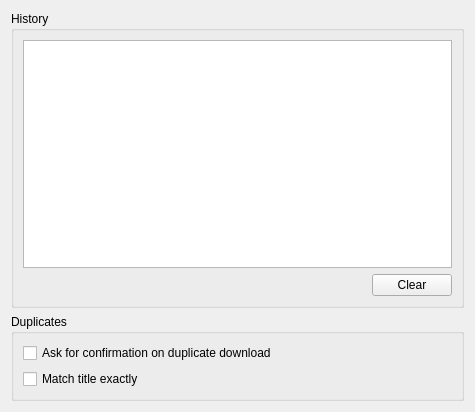
Before: the Qt Designer form app/gui/historydb.ui in ensisoft/newsflash-plus, drawn with Qt 5.
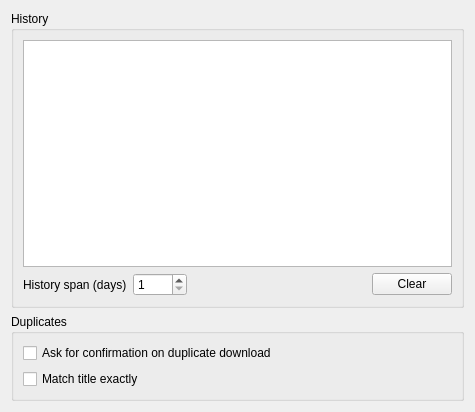
After: the same form once the commit is applied.

Commit message: Duplicate dialog details. HistoryDb day span. NZBCore duplicate checking based on filename.

The edit to the form file:
```diff
--- a/app/gui/historydb.ui
+++ b/app/gui/historydb.ui
@@ -44,6 +44,23 @@
       </item>
       <item>
        <layout class="QHBoxLayout" name="horizontalLayout">
+        <item>
+         <widget class="QLabel" name="label">
+          <property name="text">
+           <string>History span (days)</string>
+          </property>
+         </widget>
+        </item>
+        <item>
+         <widget class="QSpinBox" name="spinDays">
+          <property name="minimum">
+           <number>1</number>
+          </property>
+          <property name="maximum">
+           <number>1000</number>
+          </property>
+         </widget>
+        </item>
         <item>
          <spacer name="horizontalSpacer">
           <property name="orientation">
```
Left out of the diff: 1 changed line with no effect on the pictures. The commit also changes 8 other files.
